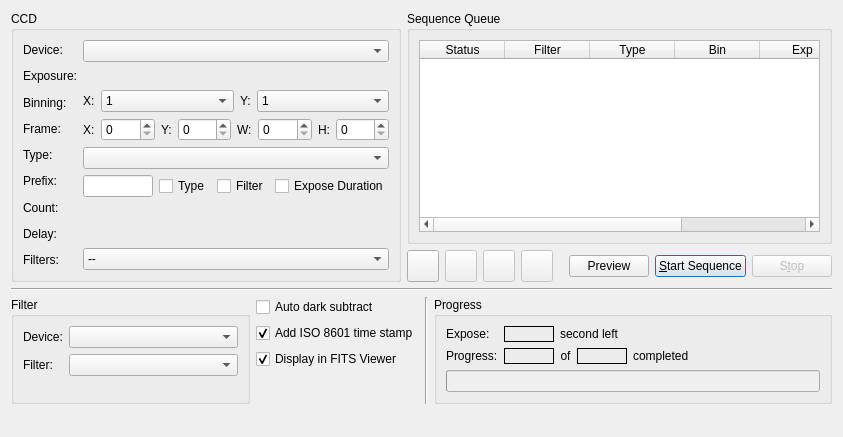
This is kstars/ekos/capture.ui in KDE/kstars as Qt 5 draws it before an edit. The edited form follows.
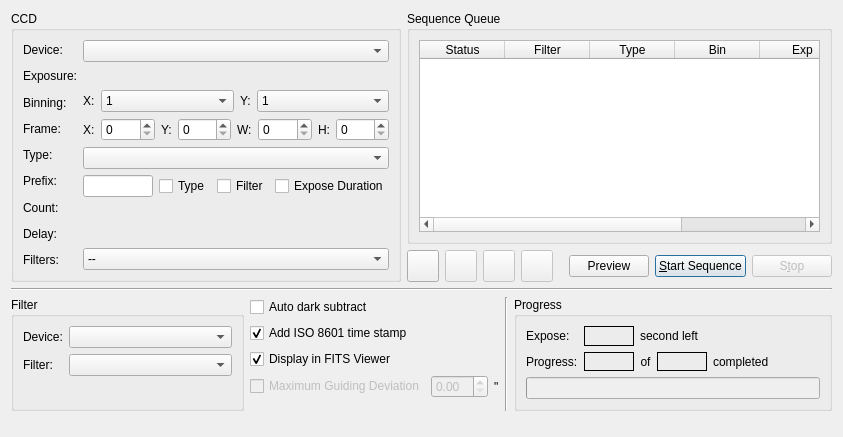
This is the edited form. Custom widgets are drawn as their Qt base class.

Commit message: Add support to guide deviation limits

What changed in the file:
```diff
--- a/kstars/ekos/capture.ui
+++ b/kstars/ekos/capture.ui
@@ -667,8 +667,6 @@
    <item>
     <layout class="QHBoxLayout" name="horizontalLayout_12">
      <item>
-      <layout class="QHBoxLayout" name="horizontalLayout_10">
-       <item>
         <widget class="QGroupBox" name="setupGroup">
          <property name="sizePolicy">
           <sizepolicy hsizetype="Expanding" vsizetype="Expanding">
@@ -778,6 +776,52 @@
            </property>
           </widget>
          </item>
+       <item>
+        <layout class="QHBoxLayout" name="horizontalLayout_10">
+         <item>
+          <widget class="QCheckBox" name="guideDeviationCheck">
+           <property name="enabled">
+            <bool>false</bool>
+           </property>
+           <property name="toolTip">
+            <string/>
+           </property>
+           <property name="text">
+            <string>Maximum Guiding Deviation</string>
+           </property>
+           <property name="checked">
+            <bool>false</bool>
+           </property>
+          </widget>
+         </item>
+         <item>
+          <widget class="QDoubleSpinBox" name="guideDeviation">
+           <property name="enabled">
+            <bool>false</bool>
+           </property>
+           <property name="maximum">
+            <double>30.000000000000000</double>
+           </property>
+           <property name="singleStep">
+            <double>0.500000000000000</double>
+           </property>
+          </widget>
+         </item>
+         <item>
+          <widget class="QLabel" name="textLabel1_2_4">
+           <property name="toolTip">
+            <string>Number of images to capture</string>
+           </property>
+           <property name="whatsThis">
+            <string/>
+           </property>
+           <property name="text">
+            <string>&quot;</string>
+           </property>
+          </widget>
+         </item>
+        </layout>
+       </item>
          <item>
           <spacer name="verticalSpacer_2">
            <property name="orientation">
@@ -785,7 +829,7 @@
            </property>
            <property name="sizeHint" stdset="0">
             <size>
-             <width>20</width>
+           <width>17</width>
              <height>13</height>
             </size>
            </property>
@@ -793,8 +837,6 @@
          </item>
         </layout>
        </item>
-      </layout>
-     </item>
      <item>
       <layout class="QHBoxLayout" name="horizontalLayout_11">
        <item>
```
Left out of the diff: 10 changed lines with no effect on the pictures. Lines whose indentation alone changed are shown as unchanged. The commit also changes 8 other files.
